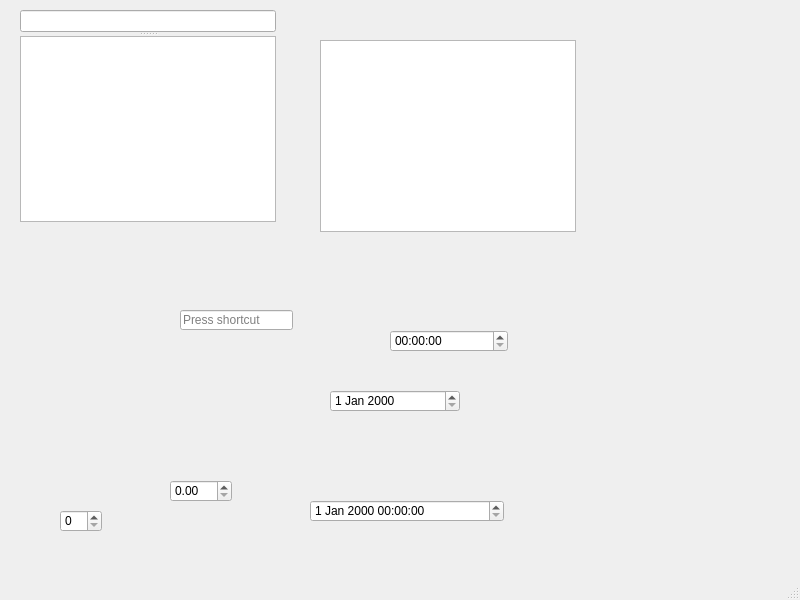
Old version of the form study_PyQt5/frist.ui in the repository unreal555/pystudy.
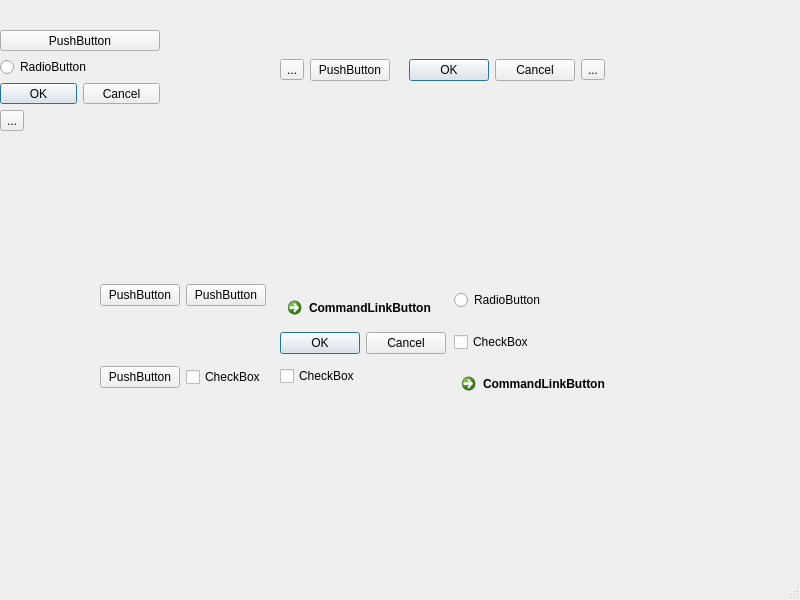
New version of the form.

The edit to the form file:
```diff
--- a/study_PyQt5/frist.ui
+++ b/study_PyQt5/frist.ui
@@ -13,85 +13,164 @@
     <height>600</height>
    </rect>
   </property>
+  <property name="sizePolicy">
+   <sizepolicy hsizetype="Preferred" vsizetype="Preferred">
+    <horstretch>0</horstretch>
+    <verstretch>0</verstretch>
+   </sizepolicy>
+  </property>
+  <property name="maximumSize">
+   <size>
+    <width>1024</width>
+    <height>768</height>
+   </size>
+  </property>
   <property name="windowTitle">
    <string>MainWindow</string>
   </property>
   <widget class="QWidget" name="centralwidget">
-   <widget class="QSpinBox" name="spinBox">
+   <widget class="QWidget" name="verticalLayoutWidget">
     <property name="geometry">
      <rect>
-      <x>60</x>
-      <y>510</y>
-      <width>42</width>
-      <height>22</height>
+      <x>0</x>
+      <y>30</y>
+      <width>160</width>
+      <height>101</height>
      </rect>
     </property>
+    <layout class="QVBoxLayout" name="verticalLayout">
+     <item>
+      <widget class="QPushButton" name="pushButton">
+       <property name="text">
+        <string>PushButton</string>
+       </property>
+      </widget>
+     </item>
+     <item>
+      <widget class="QRadioButton" name="radioButton">
+       <property name="text">
+        <string>RadioButton</string>
+       </property>
+      </widget>
+     </item>
+     <item>
+      <widget class="QDialogButtonBox" name="buttonBox">
+       <property name="standardButtons">
+        <set>QDialogButtonBox::Cancel|QDialogButtonBox::Ok</set>
+       </property>
+      </widget>
+     </item>
+     <item>
+      <widget class="QToolButton" name="toolButton">
+       <property name="text">
+        <string>...</string>
+       </property>
+      </widget>
+     </item>
+    </layout>
    </widget>
-   <widget class="QDoubleSpinBox" name="doubleSpinBox">
+   <widget class="QWidget" name="horizontalLayoutWidget">
     <property name="geometry">
      <rect>
-      <x>170</x>
-      <y>480</y>
-      <width>62</width>
-      <height>22</height>
+      <x>280</x>
+      <y>30</y>
+      <width>325</width>
+      <height>80</height>
      </rect>
     </property>
+    <layout class="QHBoxLayout" name="horizontalLayout">
+     <item>
+      <widget class="QToolButton" name="toolButton_2">
+       <property name="text">
+        <string>...</string>
+       </property>
+      </widget>
+     </item>
+     <item>
+      <widget class="QPushButton" name="pushButton_2">
+       <property name="text">
+        <string>PushButton</string>
+       </property>
+      </widget>
+     </item>
+     <item>
+      <widget class="QDialogButtonBox" name="buttonBox_2">
+       <property name="standardButtons">
+        <set>QDialogButtonBox::Cancel|QDialogButtonBox::Ok</set>
+       </property>
+      </widget>
+     </item>
+     <item>
+      <widget class="QToolButton" name="toolButton_3">
+       <property name="text">
+        <string>...</string>
+       </property>
+      </widget>
+     </item>
+    </layout>
    </widget>
-   <widget class="QTimeEdit" name="timeEdit">
+   <widget class="QWidget" name="formLayoutWidget">
     <property name="geometry">
      <rect>
-      <x>390</x>
-      <y>330</y>
-      <width>118</width>
-      <height>22</height>
+      <x>280</x>
+      <y>290</y>
+      <width>344</width>
+      <height>123</height>
      </rect>
     </property>
-   </widget>
-   <widget class="QDateEdit" name="dateEdit">
-    <property name="geometry">
-     <rect>
-      <x>330</x>
-      <y>390</y>
-      <width>130</width>
-      <height>22</height>
-     </rect>
-    </property>
-   </widget>
-   <widget class="QDateTimeEdit" name="dateTimeEdit">
-    <property name="geometry">
-     <rect>
-      <x>310</x>
-      <y>500</y>
-      <width>194</width>
-      <height>22</height>
-     </rect>
-    </property>
-   </widget>
-   <widget class="QKeySequenceEdit" name="keySequenceEdit">
-    <property name="geometry">
-     <rect>
-      <x>180</x>
-      <y>310</y>
-      <width>113</width>
-      <height>20</height>
-     </rect>
-    </property>
-   </widget>
-   <widget class="QGraphicsView" name="graphicsView">
-    <property name="geometry">
-     <rect>
-      <x>320</x>
-      <y>40</y>
-      <width>256</width>
-      <height>192</height>
-     </rect>
-    </property>
+    <layout class="QFormLayout" name="formLayout">
+     <item row="0" column="0">
+      <widget class="QCommandLinkButton" name="commandLinkButton">
+       <property name="text">
+        <string>CommandLinkButton</string>
+       </property>
+      </widget>
+     </item>
+     <item row="3" column="0">
+      <widget class="QCheckBox" name="checkBox_2">
+       <property name="text">
+        <string>CheckBox</string>
+       </property>
+      </widget>
+     </item>
+     <item row="1" column="0">
+      <widget class="QDialogButtonBox" name="buttonBox_3">
+       <property name="standardButtons">
+        <set>QDialogButtonBox::Cancel|QDialogButtonBox::Ok</set>
+       </property>
+      </widget>
+     </item>
+     <item row="1" column="1">
+      <widget class="QCheckBox" name="checkBox_3">
+       <property name="text">
+        <string>CheckBox</string>
+       </property>
+      </widget>
+     </item>
+     <item row="0" column="1">
+      <widget class="QRadioButton" name="radioButton_2">
+       <property name="text">
+        <string>RadioButton</string>
+       </property>
+      </widget>
+     </item>
+     <item row="3" column="1">
+      <widget class="QCommandLinkButton" name="commandLinkButton_2">
+       <property name="text">
+        <string>CommandLinkButton</string>
+       </property>
+      </widget>
+     </item>
+     <item row="2" column="0">
+      <widget class="QWidget" name="widget" native="true"/>
+     </item>
+    </layout>
    </widget>
    <widget class="QSplitter" name="splitter">
     <property name="geometry">
      <rect>
-      <x>20</x>
-      <y>10</y>
+      <x>10</x>
+      <y>230</y>
       <width>256</width>
       <height>212</height>
      </rect>
@@ -99,8 +178,51 @@
     <property name="orientation">
      <enum>Qt::Vertical</enum>
     </property>
-    <widget class="QLineEdit" name="lineEdit"/>
-    <widget class="QTextEdit" name="textEdit"/>
+    <widget class="QWidget" name="gridLayoutWidget">
+     <layout class="QGridLayout" name="gridLayout">
+      <item row="0" column="2">
+       <widget class="QPushButton" name="pushButton_4">
+        <property name="text">
+         <string>PushButton</string>
+        </property>
+       </widget>
+      </item>
+      <item row="1" column="2">
+       <widget class="QCheckBox" name="checkBox">
+        <property name="text">
+         <string>CheckBox</string>
+        </property>
+       </widget>
+      </item>
+      <item row="1" column="1">
+       <widget class="QPushButton" name="pushButton_5">
+        <property name="text">
+         <string>PushButton</string>
+        </property>
+       </widget>
+      </item>
+      <item row="0" column="1">
+       <widget class="QPushButton" name="pushButton_3">
+        <property name="text">
+         <string>PushButton</string>
+        </property>
+       </widget>
+      </item>
+      <item row="0" column="0">
+       <spacer name="horizontalSpacer">
+        <property name="orientation">
+         <enum>Qt::Horizontal</enum>
+        </property>
+        <property name="sizeHint" stdset="0">
+         <size>
+          <width>40</width>
+          <height>20</height>
+         </size>
+        </property>
+       </spacer>
+      </item>
+     </layout>
+    </widget>
    </widget>
   </widget>
   <widget class="QMenuBar" name="menubar">
```
Left out of the diff: 5 changed lines with no effect on the pictures.
